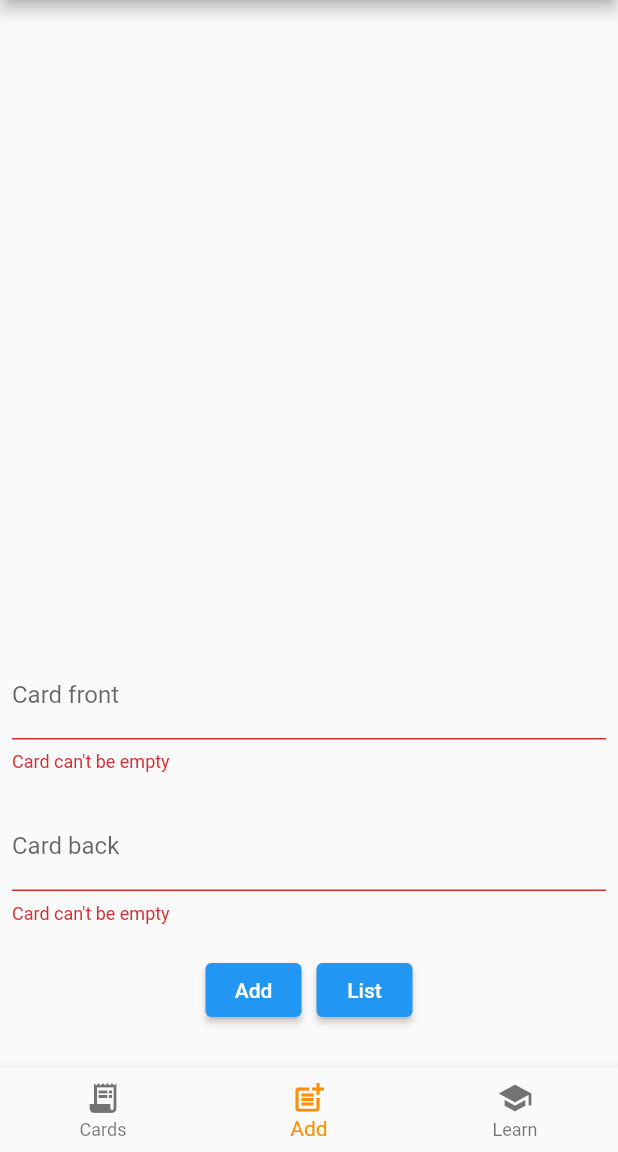
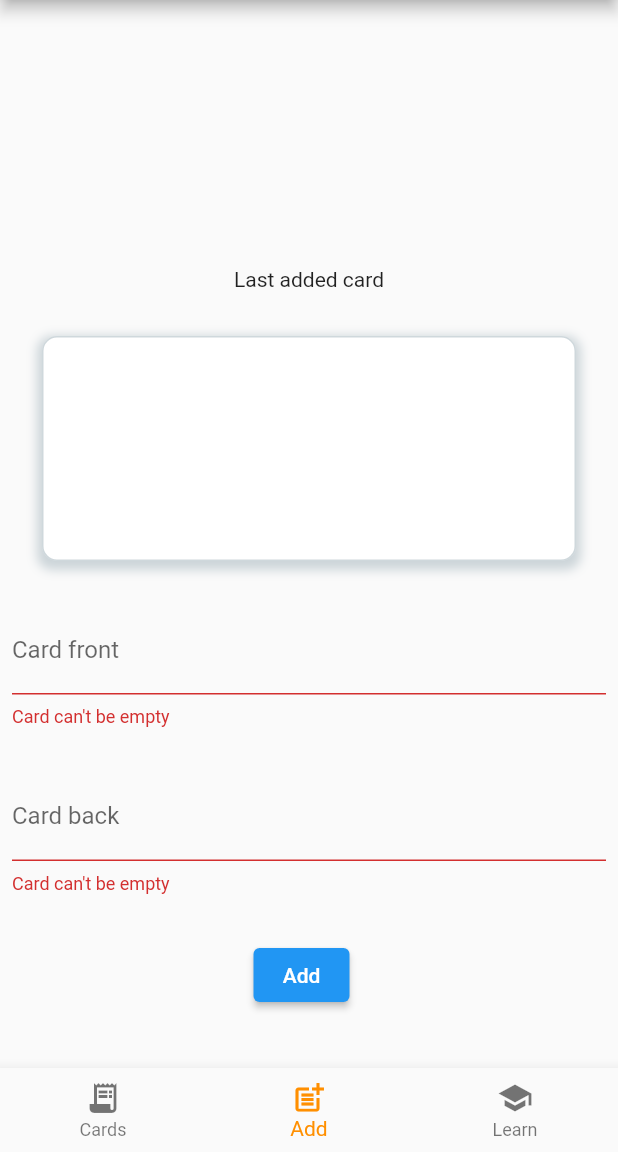
Before and after one commit to BoodynX/flash_clouds_app, a Flutter app: the screen it shows after launch, item 2 of the bottom bar chosen, after a tap on "Add", on a phone screen of 412 x 824 dp, the part 84-1236 px from its top. Run offline on Flutter 3.47's test engine with Material 2 defaults, Android fonts, the phone set to English and light mode, and no system bars; missing offline and left inert: localstore.

Commit message:
feat: cards list and FlashCard widget

```diff
--- a/lib/domain/entities/card_entity.dart
+++ b/lib/domain/entities/card_entity.dart
@@ -4,13 +4,17 @@ class CardEntity {
   String id;
   String front;
   String back;
-  final DateTime created;
+  final DateTime _created;
   DateTime? lastKnown;
 
-  CardEntity(this.id, this.front, this.back, this.created, this.lastKnown);
+  CardEntity(this.id, this.front, this.back, this._created, this.lastKnown);
 
   static CardEntity create(String front, String back) {
     return CardEntity(
         UniqueKey().toString(), front, back, DateTime.now(), null);
   }
+
+  DateTime get created {
+    return _created;
+  }
 }
--- a/lib/domain/repositories/cards_repository.dart
+++ b/lib/domain/repositories/cards_repository.dart
@@ -2,6 +2,8 @@ import 'package:flash_clouds_app/domain/entities/card_entity.dart';
 
 abstract class CardsRepository {
   Future<List<CardEntity?>> getAll();
+
+  Future<List<CardEntity?>> getAllSortByDate();
 
   Future<CardEntity?> getLatest();
 
--- a/lib/infra/local_db/cards_repository.dart
+++ b/lib/infra/local_db/cards_repository.dart
@@ -36,6 +36,22 @@ class CardsRepository implements repositories.CardsRepository {
   }
 
   @override
+  Future<List<CardEntity?>> getAllSortByDate() async {
+    List<CardEntity?> cards = await getAll();
+    cards.sort(_sortByCreate);
+
+    return cards;
+  }
+
+  @override
+  Future<CardEntity?> getLatest() async {
+    List<CardEntity?> cards = await getAll();
+    cards.sort(_sortByCreate);
+
+    return cards.last;
+  }
+
+  @override
   Future<void> save(CardEntity card) async {
     await ls.collection(collection).doc(card.id).set({
       'front': card.front,
@@ -45,16 +61,14 @@ class CardsRepository implements repositories.CardsRepository {
     });
   }
 
-  @override
-  Future<CardEntity?> getLatest() async {
-    List<CardEntity?> cards = await getAll();
-    cards.sort((a, b) {
-      if (a == null || b == null) {
-        return 0;
-      }
-      return a.created.compareTo(b.created);
-    });
+  int _sortByCreate(a, b) {
+    return _paramsNotNull(a, b) ? a.created.compareTo(b.created) : 0;
+  }
 
-    return cards.last;
+  bool _paramsNotNull(a, b) {
+    if (a == null || b == null) {
+      return false;
+    }
+    return true;
   }
 }
--- a/lib/infra/views/add.dart
+++ b/lib/infra/views/add.dart
@@ -1,7 +1,7 @@
-import 'package:flash_clouds_app/infra/helpers/show_dialog_with_text.dart';
 import 'package:flash_clouds_app/infra/local_db/cards_repository.dart';
 import 'package:flash_clouds_app/domain/validators/card_validator.dart';
 import 'package:flash_clouds_app/domain/entities/card_entity.dart';
+import 'package:flash_clouds_app/infra/views/elements/flash_card.dart';
 import 'package:flutter/material.dart';
 
 class Add extends StatefulWidget {
@@ -16,7 +16,7 @@ class _AddState extends State<Add> {
   final _frontTxtCtrl = TextEditingController();
   final _backTxtCtrl = TextEditingController();
   List _latestCards = [];
-  CardsRepository _cardsRepo = CardsRepository();
+  final CardsRepository _cardsRepo = CardsRepository();
 
   @override
   void dispose() {
@@ -28,7 +28,7 @@ class _AddState extends State<Add> {
   @override
   Widget build(BuildContext context) {
     const sizedBox = SizedBox(
-      height: 20.0,
+      height: 30.0,
     );
 
     _refreshCardsList();
@@ -39,6 +39,8 @@ class _AddState extends State<Add> {
         crossAxisAlignment: CrossAxisAlignment.start,
         mainAxisAlignment: MainAxisAlignment.end,
         children: [
+          const Center(child: Text('Last added card')),
+          sizedBox,
           _buildLatestCardsList(),
           sizedBox,
           Form(
@@ -61,19 +63,17 @@ class _AddState extends State<Add> {
 
   Column _buildLatestCardsList() {
     if (_latestCards.isEmpty) {
-      return Column();
+      return Column(
+        crossAxisAlignment: CrossAxisAlignment.start,
+        children: const [FlashCard(cardText: '')],
+      );
     }
 
     CardEntity first = _latestCards.last;
 
     return Column(
       crossAxisAlignment: CrossAxisAlignment.start,
-      children: [
-        Text(first.id),
-        Text(first.created.toString().substring(0, 19)),
-        Text(first.front),
-        Text(first.back),
-      ],
+      children: [FlashCard(cardText: first.front)],
     );
   }
 
@@ -96,13 +96,6 @@ class _AddState extends State<Add> {
           const SizedBox(
             width: 10.0,
           ),
-          ElevatedButton(
-            onPressed: () async {
-              List<CardEntity?> value = await _cardsRepo.getAll();
-              showDialogWithText(context, value.toString());
-            },
-            child: const Text('List'),
-          ),
         ],
       ),
     );
@@ -120,8 +113,8 @@ class _AddState extends State<Add> {
     );
   }
 
-  _refreshCardsList() {
-    _cardsRepo.getLatest().then((CardEntity? card) {
+  _refreshCardsList() async {
+    CardEntity? card = await _cardsRepo.getLatest();
     if (card == null) {
       return;
     }
@@ -132,6 +125,5 @@ class _AddState extends State<Add> {
 
     _latestCards = [card];
     setState(() {});
-    });
   }
 }
--- a/lib/infra/views/cards_manager.dart
+++ b/lib/infra/views/cards_manager.dart
@@ -1,4 +1,8 @@
+import 'package:flash_clouds_app/domain/entities/card_entity.dart';
+import 'package:flash_clouds_app/infra/local_db/cards_repository.dart';
 import 'package:flutter/material.dart';
+
+import 'elements/flash_card.dart';
 
 class CardsManager extends StatefulWidget {
   const CardsManager({Key? key}) : super(key: key);
@@ -8,10 +12,56 @@ class CardsManager extends StatefulWidget {
 }
 
 class _CardsManagerState extends State<CardsManager> {
+  List<Widget> _cardsWidgetsList = [];
+  List<CardEntity?> _cardsList = [];
+
   @override
   Widget build(BuildContext context) {
-    return const Center(
-      child: Text('Home Screen'),
+    _refreshCardsList();
+    _buildCardsWidgetsList();
+    return ListView(
+      children: _cardsWidgetsList,
     );
   }
+
+  Future<void> _refreshCardsList() async {
+    List<CardEntity?> cards = await CardsRepository().getAllSortByDate();
+
+    if (cards == []) {
+      return;
+    }
+
+    if (_cardsList.isNotEmpty && cards.last?.id == _cardsList.last?.id) {
+      return;
+    }
+
+    setState(() {
+      _cardsList = cards;
+    });
+  }
+
+  _buildCardsWidgetsList() {
+    List<Widget> cardWidgets = [];
+
+    cardWidgets.add(const SizedBox(height: 10.0));
+
+    for (CardEntity? card in _cardsList) {
+      String front = '';
+      if (card != null) {
+        front = card.front;
+      }
+
+      FlashCard fc = FlashCard(
+        cardText: front,
+      );
+      cardWidgets.add(const SizedBox(height: 10.0));
+      cardWidgets.add(fc);
+    }
+
+    cardWidgets.add(const SizedBox(height: 10.0));
+
+    setState(() {
+      _cardsWidgetsList = cardWidgets;
+    });
+  }
 }
--- /dev/null
+++ b/lib/infra/views/elements/flash_card.dart
@@ -0,0 +1,36 @@
+import 'package:flutter/material.dart';
+
+class FlashCard extends StatefulWidget {
+  final String cardText;
+
+  const FlashCard({Key? key, required this.cardText}) : super(key: key);
+
+  @override
+  State<FlashCard> createState() => _FlashCardState();
+}
+
+class _FlashCardState extends State<FlashCard> {
+  @override
+  Widget build(BuildContext context) {
+    return Container(
+      margin: const EdgeInsets.symmetric(horizontal: 20.0),
+      height: 150.0,
+      decoration: BoxDecoration(
+          color: Colors.white,
+          border: Border.all(
+            width: 1.0,
+            color: Colors.blueGrey.withOpacity(0.3),
+          ),
+          borderRadius: const BorderRadius.all(Radius.circular(10)),
+          boxShadow: [
+            BoxShadow(
+              color: Colors.blueGrey.withOpacity(0.3),
+              spreadRadius: 3,
+              blurRadius: 5,
+              offset: const Offset(0, 3),
+            )
+          ]),
+      child: Center(child: Text(widget.cardText)),
+    );
+  }
+}
--- a/lib/infra/views/learn.dart
+++ b/lib/infra/views/learn.dart
@@ -1,3 +1,4 @@
+import 'package:flash_clouds_app/infra/views/elements/flash_card.dart';
 import 'package:flutter/material.dart';
 
 class Learn extends StatefulWidget {
@@ -12,26 +13,10 @@ class _LearnState extends State<Learn> {
   Widget build(BuildContext context) {
     return Center(
       child: Row(
-        children: [
+        children: const [
           Expanded(
-            child: Container(
-              margin: const EdgeInsets.symmetric(horizontal: 20.0),
-              height: 150.0,
-              decoration: BoxDecoration(
-                  color: Colors.white,
-                  border: Border.all(
-                    width: 1.0,
-                    color: Colors.blueGrey.withOpacity(0.3),
-                  ),
-                  borderRadius: const BorderRadius.all(Radius.circular(10)),
-                  boxShadow: [
-                    BoxShadow(
-                      color: Colors.blueGrey.withOpacity(0.3),
-                      spreadRadius: 3,
-                      blurRadius: 5,
-                      offset: const Offset(0, 3),
-                    )
-                  ]),
+            child: FlashCard(
+              cardText: '',
             ),
           )
         ],
```
Lines whose indentation alone changed are shown as unchanged.
